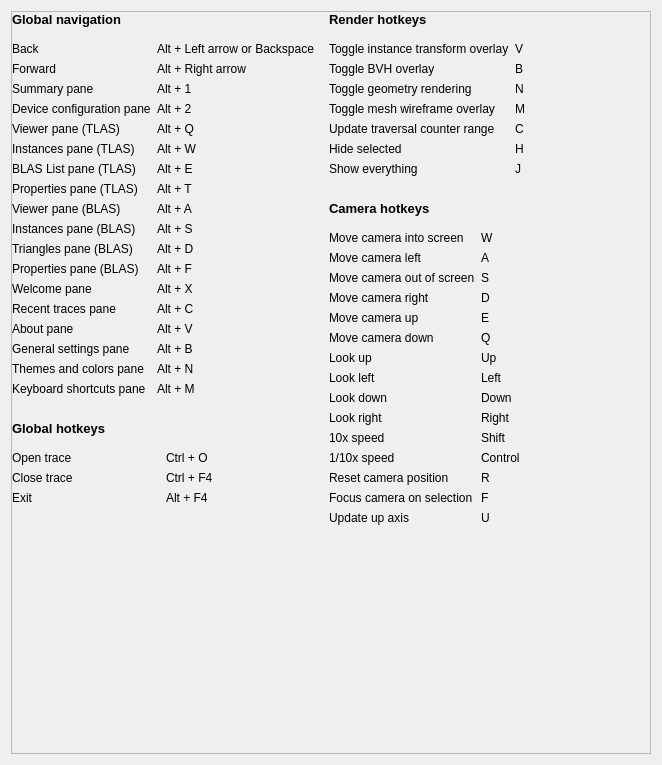
First picture: the form in source/frontend/views/settings/keyboard_shortcuts_pane.ui, repository GPUOpen-Tools/radeon_raytracing_analyzer, before the edit.
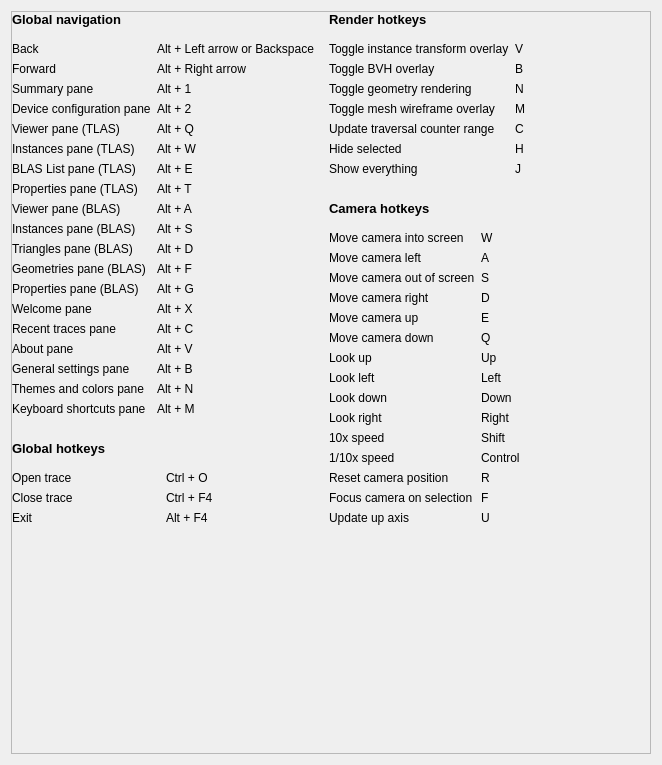
Second picture: the form after the edit. Custom widgets are drawn as their Qt base class.

Diff of the .ui file:
```diff
--- a/source/frontend/views/settings/keyboard_shortcuts_pane.ui
+++ b/source/frontend/views/settings/keyboard_shortcuts_pane.ui
@@ -384,7 +384,7 @@
                  </widget>
                 </item>
                 <item row="11" column="0">
-                 <widget class="ScaledLabel" name="label_blas_properties_">
+                 <widget class="ScaledLabel" name="label_blas_geometries_">
                   <property name="sizePolicy">
                    <sizepolicy hsizetype="MinimumExpanding" vsizetype="Fixed">
                     <horstretch>0</horstretch>
@@ -392,12 +392,12 @@
                    </sizepolicy>
                   </property>
                   <property name="text">
-                   <string>Properties pane (BLAS)</string>
+                   <string>Geometries pane (BLAS)</string>
                   </property>
                  </widget>
                 </item>
                 <item row="11" column="1">
-                 <widget class="ScaledLabel" name="content_blas_properties_">
+                 <widget class="ScaledLabel" name="content_blas_geometries_">
                   <property name="sizePolicy">
                    <sizepolicy hsizetype="MinimumExpanding" vsizetype="Fixed">
                     <horstretch>0</horstretch>
@@ -410,6 +410,32 @@
                  </widget>
                 </item>
                 <item row="12" column="0">
+                 <widget class="ScaledLabel" name="label_blas_properties_">
+                  <property name="sizePolicy">
+                   <sizepolicy hsizetype="MinimumExpanding" vsizetype="Fixed">
+                    <horstretch>0</horstretch>
+                    <verstretch>0</verstretch>
+                   </sizepolicy>
+                  </property>
+                  <property name="text">
+                   <string>Properties pane (BLAS)</string>
+                  </property>
+                 </widget>
+                </item>
+                <item row="12" column="1">
+                 <widget class="ScaledLabel" name="content_blas_properties_">
+                  <property name="sizePolicy">
+                   <sizepolicy hsizetype="MinimumExpanding" vsizetype="Fixed">
+                    <horstretch>0</horstretch>
+                    <verstretch>0</verstretch>
+                   </sizepolicy>
+                  </property>
+                  <property name="text">
+                   <string>Alt + G</string>
+                  </property>
+                 </widget>
+                </item>
+                <item row="13" column="0">
                  <widget class="ScaledLabel" name="label_Welcome_">
                   <property name="sizePolicy">
                    <sizepolicy hsizetype="MinimumExpanding" vsizetype="Fixed">
@@ -422,7 +448,7 @@
                   </property>
                  </widget>
                 </item>
-                <item row="12" column="1">
+                <item row="13" column="1">
                  <widget class="ScaledLabel" name="content_welcome_">
                   <property name="sizePolicy">
                    <sizepolicy hsizetype="MinimumExpanding" vsizetype="Fixed">
@@ -435,7 +461,7 @@
                   </property>
                  </widget>
                 </item>
-                <item row="13" column="0">
+                <item row="14" column="0">
                  <widget class="ScaledLabel" name="label_recent_traces_">
                   <property name="sizePolicy">
                    <sizepolicy hsizetype="MinimumExpanding" vsizetype="Fixed">
@@ -448,7 +474,7 @@
                   </property>
                  </widget>
                 </item>
-                <item row="13" column="1">
+                <item row="14" column="1">
                  <widget class="ScaledLabel" name="content_recent_traces_">
                   <property name="sizePolicy">
                    <sizepolicy hsizetype="MinimumExpanding" vsizetype="Fixed">
@@ -461,7 +487,7 @@
                   </property>
                  </widget>
                 </item>
-                <item row="14" column="0">
+                <item row="15" column="0">
                  <widget class="ScaledLabel" name="label_about_">
                   <property name="sizePolicy">
                    <sizepolicy hsizetype="MinimumExpanding" vsizetype="Fixed">
@@ -474,7 +500,7 @@
                   </property>
                  </widget>
                 </item>
-                <item row="14" column="1">
+                <item row="15" column="1">
                  <widget class="ScaledLabel" name="content_about_">
                   <property name="sizePolicy">
                    <sizepolicy hsizetype="MinimumExpanding" vsizetype="Fixed">
@@ -487,7 +513,7 @@
                   </property>
                  </widget>
                 </item>
-                <item row="15" column="0">
+                <item row="16" column="0">
                  <widget class="ScaledLabel" name="label_general_settings_">
                   <property name="sizePolicy">
                    <sizepolicy hsizetype="MinimumExpanding" vsizetype="Fixed">
@@ -500,7 +526,7 @@
                   </property>
                  </widget>
                 </item>
-                <item row="15" column="1">
+                <item row="16" column="1">
                  <widget class="ScaledLabel" name="content_general_settings_">
                   <property name="sizePolicy">
                    <sizepolicy hsizetype="MinimumExpanding" vsizetype="Fixed">
@@ -513,7 +539,7 @@
                   </property>
                  </widget>
                 </item>
-                <item row="16" column="0">
+                <item row="17" column="0">
                  <widget class="ScaledLabel" name="label_themes_and_colors_">
                   <property name="sizePolicy">
                    <sizepolicy hsizetype="MinimumExpanding" vsizetype="Fixed">
@@ -526,7 +552,7 @@
                   </property>
                  </widget>
                 </item>
-                <item row="16" column="1">
+                <item row="17" column="1">
                  <widget class="ScaledLabel" name="content_themes_and_colors_">
                   <property name="sizePolicy">
                    <sizepolicy hsizetype="MinimumExpanding" vsizetype="Fixed">
@@ -539,7 +565,7 @@
                   </property>
                  </widget>
                 </item>
-                <item row="17" column="0">
+                <item row="18" column="0">
                  <widget class="ScaledLabel" name="label_keyboard_shortcuts_">
                   <property name="sizePolicy">
                    <sizepolicy hsizetype="MinimumExpanding" vsizetype="Fixed">
@@ -552,7 +578,7 @@
                   </property>
                  </widget>
                 </item>
-                <item row="17" column="1">
+                <item row="18" column="1">
                  <widget class="ScaledLabel" name="content_keyboard_shortcuts_">
                   <property name="sizePolicy">
                    <sizepolicy hsizetype="MinimumExpanding" vsizetype="Fixed">
```
